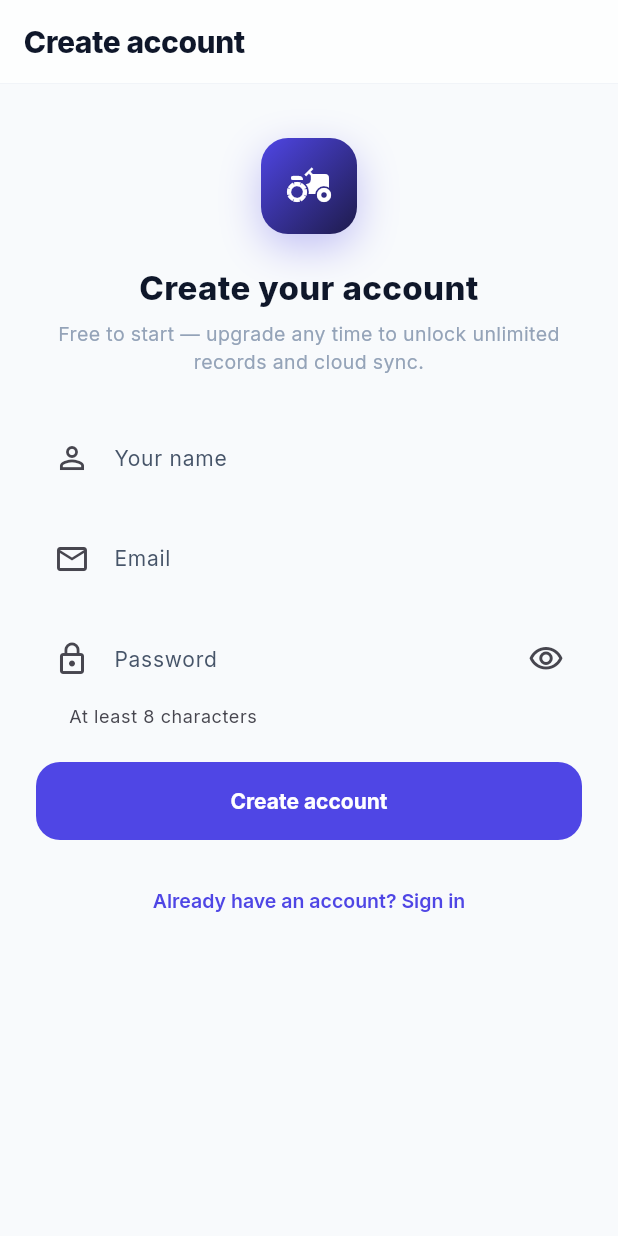
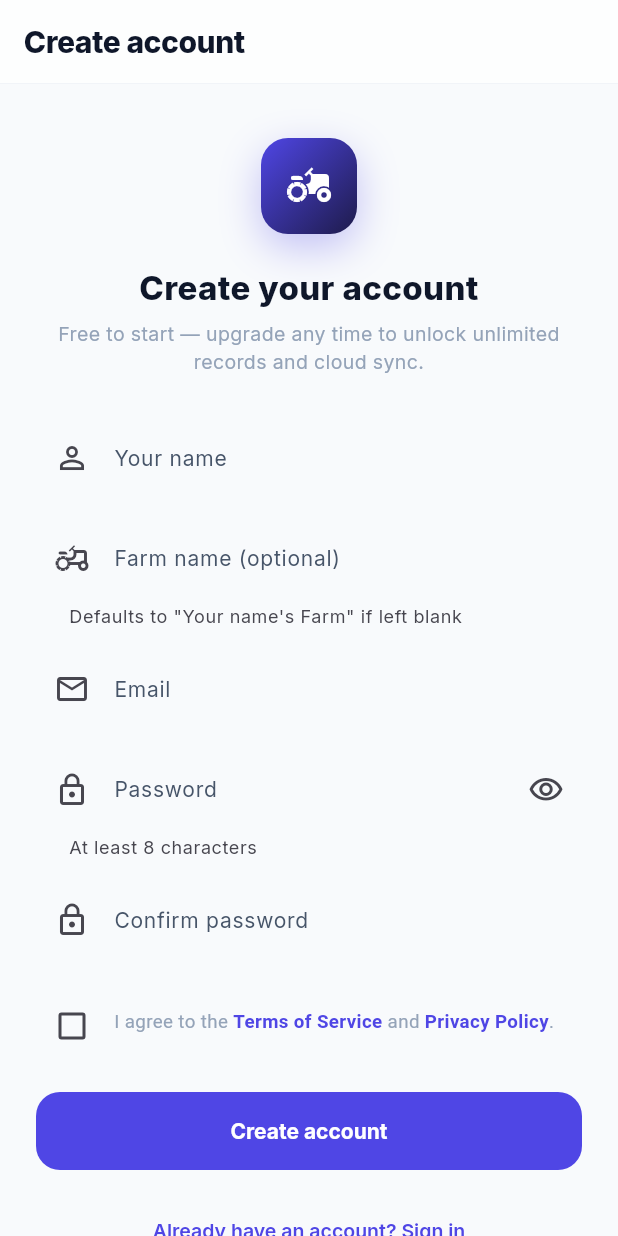
Before and after one commit to emmmwinama/Farmis-mobile-ios-android, a Flutter app: the RegisterScreen screen opened by its route, on a phone screen of 412 x 824 dp. Run offline on Flutter 3.47's test engine with Material 3 defaults, Android fonts, the phone set to English and light mode, and no system bars; our stand-ins replace dio, drift, file_picker, fl_chart, flutter_map, flutter_riverpod and 9 more; accounts and stored records are empty; generated files the repository leaves out were written again; statements that could not run were skipped.

Commit message:
Polish the sign-up flow: farm name, terms, forgot password
Register: adds an optional farm-name field (already accepted by the
backend, just wasn't collected), a confirm-password field, and a
required Terms of Service/Privacy Policy checkbox linking out to the
site's /terms and /privacy pages via url_launcher. Both screens gain
real email-format validation and swap plain error text for
FarmioErrorBanner.

Login gains a "Forgot password?" link to a new two-stage
ForgotPasswordScreen (request code -> enter code + new password),
wired to the backend's new forgot/reset-password endpoints.

Covered by new widget tests for the client-side validation paths
(mismatched passwords, unchecked terms, invalid email) — all
short-circuit before any network call, so no mocking needed.

```diff
--- /dev/null
+++ b/lib/core/api/legal_links.dart
@@ -0,0 +1,13 @@
+import 'package:url_launcher/url_launcher.dart';
+import 'api_config.dart';
+
+/// Public legal pages served by the same backend the mobile app talks to —
+/// see Farmis/app/[slug]/page.tsx (VALID_SLUGS includes "terms"/"privacy").
+class LegalLinks {
+  const LegalLinks._();
+
+  static final Uri terms = Uri.parse('$apiBaseUrl/terms');
+  static final Uri privacy = Uri.parse('$apiBaseUrl/privacy');
+
+  static Future<void> open(Uri uri) => launchUrl(uri, mode: LaunchMode.externalApplication);
+}
--- a/lib/core/router.dart
+++ b/lib/core/router.dart
@@ -6,6 +6,7 @@ import '../features/auth/pin_setup_screen.dart';
 import '../features/auth/pin_unlock_screen.dart';
 import '../features/auth/login_screen.dart';
 import '../features/auth/register_screen.dart';
+import '../features/auth/forgot_password_screen.dart';
 import '../features/onboarding/onboarding_screen.dart';
 import '../features/dashboard/dashboard_screen.dart';
 import '../features/fields/fields_screen.dart';
@@ -115,6 +116,10 @@ final routerProvider = Provider<GoRouter>((ref) {
       GoRoute(
         path:    '/register',
         builder: (_, __) => const RegisterScreen(),
+      ),
+      GoRoute(
+        path:    '/forgot-password',
+        builder: (_, __) => const ForgotPasswordScreen(),
       ),
       // Full-screen drill-down routes for Fields — deliberately outside the
       // ShellRoute (no bottom nav/rail while editing or viewing a single
--- a/lib/features/auth/login_screen.dart
+++ b/lib/features/auth/login_screen.dart
@@ -6,6 +6,7 @@ import '../../core/api/api_client.dart';
 import '../../core/auth/account_provider.dart';
 import '../../core/theme/app_theme.dart';
 import '../../shared/widgets/app_brand_mark.dart';
+import '../../shared/widgets/farmio_error_banner.dart';
 
 class LoginScreen extends ConsumerStatefulWidget {
   const LoginScreen({super.key});
@@ -31,8 +32,8 @@ class _LoginScreenState extends ConsumerState<LoginScreen> {
   Future<void> _submit() async {
     final email = _emailCtrl.text.trim();
     final password = _passwordCtrl.text;
-    if (email.isEmpty || password.isEmpty) {
-      setState(() => _error = 'Enter your email and password.');
+    if (email.isEmpty || !email.contains('@') || password.isEmpty) {
+      setState(() => _error = 'Enter a valid email and password.');
       return;
     }
     setState(() {
@@ -106,11 +107,19 @@ class _LoginScreenState extends ConsumerState<LoginScreen> {
                   ),
                 ),
               ),
+              const SizedBox(height: 6),
+              Align(
+                alignment: Alignment.centerRight,
+                child: TextButton(
+                  onPressed: _loading ? null : () => context.push('/forgot-password'),
+                  child: const Text('Forgot password?'),
+                ),
+              ),
               if (_error != null) ...[
-                const SizedBox(height: 14),
-                Text(_error!, style: const TextStyle(color: FarmioColors.danger, fontSize: 13)),
+                const SizedBox(height: 8),
+                FarmioErrorBanner(message: _error!),
               ],
-              const SizedBox(height: 22),
+              const SizedBox(height: 16),
               SizedBox(
                 height: 52,
                 child: ElevatedButton(
--- a/lib/features/auth/register_screen.dart
+++ b/lib/features/auth/register_screen.dart
@@ -1,11 +1,14 @@
+import 'package:flutter/gestures.dart';
 import 'package:flutter/material.dart';
 import 'package:flutter_riverpod/flutter_riverpod.dart';
 import 'package:go_router/go_router.dart';
 
 import '../../core/api/api_client.dart';
+import '../../core/api/legal_links.dart';
 import '../../core/auth/account_provider.dart';
 import '../../core/theme/app_theme.dart';
 import '../../shared/widgets/app_brand_mark.dart';
+import '../../shared/widgets/farmio_error_banner.dart';
 
 class RegisterScreen extends ConsumerStatefulWidget {
   const RegisterScreen({super.key});
@@ -16,17 +19,22 @@ class RegisterScreen extends ConsumerStatefulWidget {
 
 class _RegisterScreenState extends ConsumerState<RegisterScreen> {
   final _nameCtrl = TextEditingController();
+  final _farmNameCtrl = TextEditingController();
   final _emailCtrl = TextEditingController();
   final _passwordCtrl = TextEditingController();
+  final _confirmPasswordCtrl = TextEditingController();
   bool _obscure = true;
+  bool _acceptedTerms = false;
   bool _loading = false;
   String? _error;
 
   @override
   void dispose() {
     _nameCtrl.dispose();
+    _farmNameCtrl.dispose();
     _emailCtrl.dispose();
     _passwordCtrl.dispose();
+    _confirmPasswordCtrl.dispose();
     super.dispose();
   }
 
@@ -34,20 +42,39 @@ class _RegisterScreenState extends ConsumerState<RegisterScreen> {
     final name = _nameCtrl.text.trim();
     final email = _emailCtrl.text.trim();
     final password = _passwordCtrl.text;
+
     if (name.isEmpty || email.isEmpty || password.isEmpty) {
       setState(() => _error = 'All fields are required.');
+      return;
+    }
+    if (!email.contains('@')) {
+      setState(() => _error = 'Enter a valid email address.');
       return;
     }
     if (password.length < 8) {
       setState(() => _error = 'Password must be at least 8 characters.');
       return;
     }
+    if (password != _confirmPasswordCtrl.text) {
+      setState(() => _error = 'Passwords do not match.');
+      return;
+    }
+    if (!_acceptedTerms) {
+      setState(() => _error = 'Please accept the Terms of Service and Privacy Policy to continue.');
+      return;
+    }
+
     setState(() {
       _loading = true;
       _error = null;
     });
     try {
-      await ref.read(accountProvider.notifier).register(name: name, email: email, password: password);
+      await ref.read(accountProvider.notifier).register(
+            name: name,
+            email: email,
+            password: password,
+            farmName: _farmNameCtrl.text,
+          );
       if (mounted) context.go('/profile');
     } catch (e) {
       setState(() => _error = apiErrorMessage(e, fallback: 'Could not create your account. Please try again.'));
@@ -96,6 +123,16 @@ class _RegisterScreenState extends ConsumerState<RegisterScreen> {
               ),
               const SizedBox(height: 14),
               TextField(
+                controller: _farmNameCtrl,
+                textInputAction: TextInputAction.next,
+                decoration: const InputDecoration(
+                  labelText: 'Farm name (optional)',
+                  helperText: "Defaults to \"Your name's Farm\" if left blank",
+                  prefixIcon: Icon(Icons.agriculture_outlined),
+                ),
+              ),
+              const SizedBox(height: 14),
+              TextField(
                 controller: _emailCtrl,
                 keyboardType: TextInputType.emailAddress,
                 textInputAction: TextInputAction.next,
@@ -108,8 +145,7 @@ class _RegisterScreenState extends ConsumerState<RegisterScreen> {
               TextField(
                 controller: _passwordCtrl,
                 obscureText: _obscure,
-                textInputAction: TextInputAction.done,
-                onSubmitted: (_) => _submit(),
+                textInputAction: TextInputAction.next,
                 decoration: InputDecoration(
                   labelText: 'Password',
                   helperText: 'At least 8 characters',
@@ -120,11 +156,27 @@ class _RegisterScreenState extends ConsumerState<RegisterScreen> {
                   ),
                 ),
               ),
+              const SizedBox(height: 14),
+              TextField(
+                controller: _confirmPasswordCtrl,
+                obscureText: _obscure,
+                textInputAction: TextInputAction.done,
+                onSubmitted: (_) => _submit(),
+                decoration: const InputDecoration(
+                  labelText: 'Confirm password',
+                  prefixIcon: Icon(Icons.lock_outline),
+                ),
+              ),
+              const SizedBox(height: 16),
+              _TermsCheckbox(
+                value: _acceptedTerms,
+                onChanged: _loading ? null : (v) => setState(() => _acceptedTerms = v ?? false),
+              ),
               if (_error != null) ...[
-                const SizedBox(height: 14),
-                Text(_error!, style: const TextStyle(color: FarmioColors.danger, fontSize: 13)),
+                const SizedBox(height: 8),
+                FarmioErrorBanner(message: _error!),
               ],
-              const SizedBox(height: 22),
+              const SizedBox(height: 16),
               SizedBox(
                 height: 52,
                 child: ElevatedButton(
@@ -154,3 +206,69 @@ class _RegisterScreenState extends ConsumerState<RegisterScreen> {
     );
   }
 }
+
+class _TermsCheckbox extends StatefulWidget {
+  final bool value;
+  final ValueChanged<bool?>? onChanged;
+
+  const _TermsCheckbox({required this.value, required this.onChanged});
+
+  @override
+  State<_TermsCheckbox> createState() => _TermsCheckboxState();
+}
+
+class _TermsCheckboxState extends State<_TermsCheckbox> {
+  late final _termsTap = TapGestureRecognizer()..onTap = () => LegalLinks.open(LegalLinks.terms);
+  late final _privacyTap = TapGestureRecognizer()..onTap = () => LegalLinks.open(LegalLinks.privacy);
+
+  @override
+  void dispose() {
+    _termsTap.dispose();
+    _privacyTap.dispose();
+    super.dispose();
+  }
+
+  @override
+  Widget build(BuildContext context) {
+    final colors = context.colors;
+    return InkWell(
+      onTap: widget.onChanged == null ? null : () => widget.onChanged!(!widget.value),
+      borderRadius: BorderRadius.circular(8),
+      child: Padding(
+        padding: const EdgeInsets.symmetric(vertical: 4),
+        child: Row(
+          crossAxisAlignment: CrossAxisAlignment.start,
+          children: [
+            Checkbox(value: widget.value, onChanged: widget.onChanged),
+            const SizedBox(width: 4),
+            Expanded(
+              child: Padding(
+                padding: const EdgeInsets.only(top: 12),
+                child: Text.rich(
+                  TextSpan(
+                    style: TextStyle(fontSize: 12.5, color: colors.textMuted, height: 1.4),
+                    children: [
+                      const TextSpan(text: 'I agree to the '),
+                      TextSpan(
+                        text: 'Terms of Service',
+                        style: const TextStyle(color: FarmioColors.primary, fontWeight: FontWeight.w700),
+                        recognizer: _termsTap,
+                      ),
+                      const TextSpan(text: ' and '),
+                      TextSpan(
+                        text: 'Privacy Policy',
+                        style: const TextStyle(color: FarmioColors.primary, fontWeight: FontWeight.w700),
+                        recognizer: _privacyTap,
+                      ),
+                      const TextSpan(text: '.'),
+                    ],
+                  ),
+                ),
+              ),
+            ),
+          ],
+        ),
+      ),
+    );
+  }
+}
--- a/pubspec.yaml
+++ b/pubspec.yaml
@@ -61,6 +61,9 @@ dependencies:
   # PIN hashing
   crypto: ^3.0.3
 
+  # Opening Terms/Privacy links in an external browser
+  url_launcher: ^6.3.1
+
 dev_dependencies:
   flutter_test:
     sdk: flutter
```
Also changed, not shown: lib/core/auth/account_repository.dart (+19 -0 lines), lib/features/auth/forgot_password_screen.dart (added, +226 -0 lines), 1 other file.
